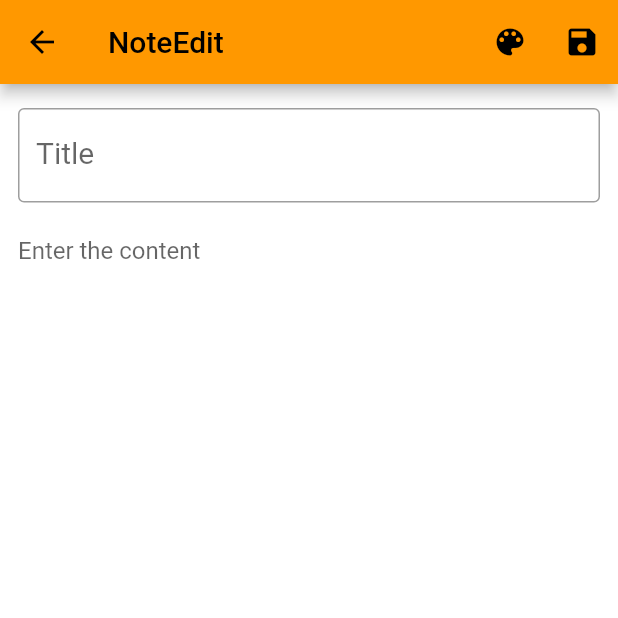
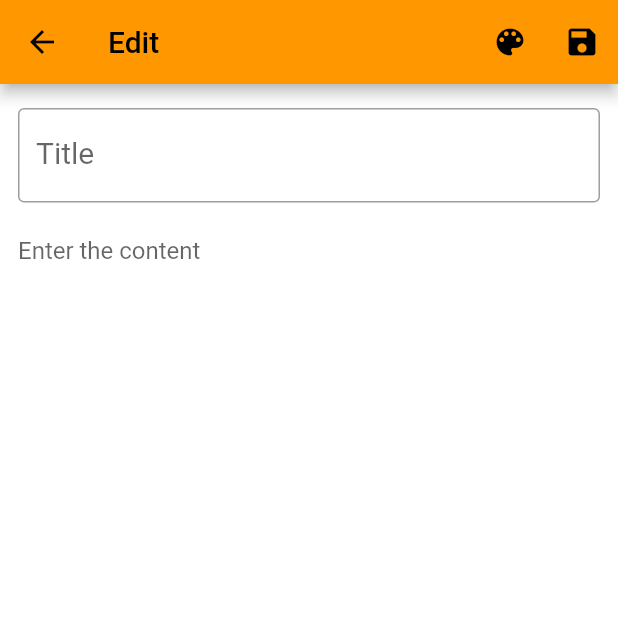
Before and after one commit to sashapivovarova/sticky_notes_app, a Flutter app: the screen it shows after launch, after a tap on the "add" icon, on a phone screen of 412 x 824 dp, the top half of it. Run offline on Flutter 3.47's test engine with Material 2 defaults, Android fonts, the phone set to English and light mode, and no system bars; our stand-ins replace sqflite; accounts and stored records are empty.

Commit message:
third commit

```diff
--- a/lib/data/note_manager.dart
+++ b/lib/data/note_manager.dart
@@ -1,4 +1,4 @@
-import 'package:flutter/material.dart';
+
 import 'package:sqflite/sqflite.dart';
 import 'package:sticky_notes/data/note.dart';
 
--- a/lib/page/note_edit_page.dart
+++ b/lib/page/note_edit_page.dart
@@ -40,7 +40,7 @@ class _NoteEditPageState extends State<NoteEditPage> {
   Widget build(BuildContext context) {
     return Scaffold(
       appBar: AppBar(
-        title: Text('NoteEdit'),
+        title: Text('Edit'),
         actions: [
           IconButton(
             onPressed: _displayColorSelectionDialog,
--- a/lib/page/note_list_page.dart
+++ b/lib/page/note_list_page.dart
@@ -18,7 +18,7 @@ class _NoteListPageState extends State<NoteListPage> {
   Widget build(BuildContext context) {
     return Scaffold(
       appBar: AppBar(
-        title: Text('Soru Notes'),
+        title: Text('Notes'),
       ),
       body: FutureBuilder<List<Note>>(
         future: noteManager().listNotes(),
--- a/pubspec.yaml
+++ b/pubspec.yaml
@@ -1,5 +1,5 @@
 name: sticky_notes
-description: Simple Note Application
+description: Simple Sticky Notes
 publish_to: 'none' # Remove this line if you wish to publish to pub.dev
 version: 1.0.0+1
 
```
Also changed, not shown: pubspec.lock, 61 other files.
